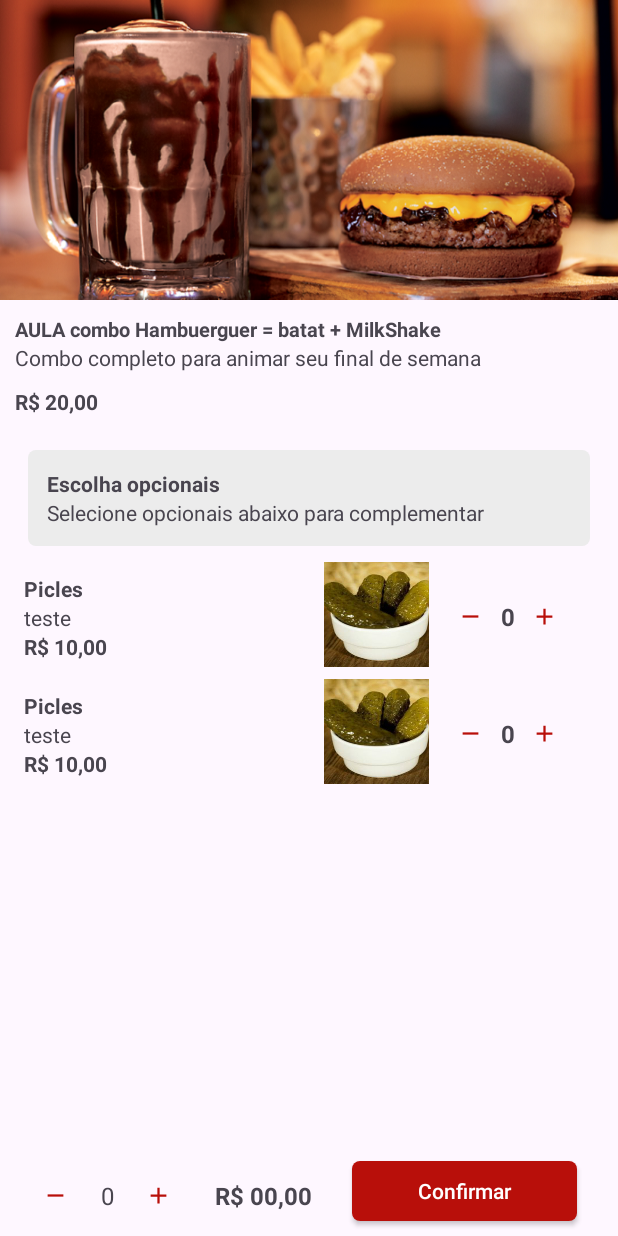
After one commit to AndersonPS94/ProjetoIfoodGithub, an Android app: the layout activity_products_request.xml on its own in the app's theme, with its tools: preview values and no code run, on a phone screen of 412 x 824 dp. The commit adds this screen. Run offline under Robolectric (Android 15) with nearby library versions, the phone set to English and light mode, and no system bars.

Commit message:
feat: criação do layout da tela4 pedido

```diff
--- a/app/src/main/AndroidManifest.xml
+++ b/app/src/main/AndroidManifest.xml
@@ -13,6 +13,9 @@
         android:theme="@style/Theme.ProjetoIfoodGithub"
         tools:targetApi="31">
         <activity
+            android:name=".ProductsRequest"
+            android:exported="false" />
+        <activity
             android:name=".MainActivity"
             android:exported="true">
             <intent-filter>
--- /dev/null
+++ b/app/src/main/java/com/example/projetoifoodgithub/ProductsRequest.kt
@@ -0,0 +1,14 @@
+package com.example.projetoifoodgithub
+
+import android.os.Bundle
+import androidx.activity.enableEdgeToEdge
+import androidx.appcompat.app.AppCompatActivity
+
+class ProductsRequest : AppCompatActivity() {
+    override fun onCreate(savedInstanceState: Bundle?) {
+        super.onCreate(savedInstanceState)
+        enableEdgeToEdge()
+        setContentView()
+
+        }
+    }
--- /dev/null
+++ b/app/src/main/res/drawable/background_transparent.xml
@@ -0,0 +1,19 @@
+<?xml version="1.0" encoding="utf-8"?>
+<shape xmlns:android="http://schemas.android.com/apk/res/android"
+    android:shape="rectangle">
+
+    <solid android:color="#ececec" />
+    <corners android:radius="5dp" />
+
+    <padding
+        android:left="12dp"
+        android:top="8dp"
+        android:right="12dp"
+        android:bottom="8dp" />
+
+    <stroke
+        android:width="5dp"
+        android:color="#006200EE" />
+
+
+</shape>
--- /dev/null
+++ b/app/src/main/res/drawable/button_shape.xml
@@ -0,0 +1,5 @@
+<?xml version="1.0" encoding="utf-8"?>
+<shape xmlns:android="http://schemas.android.com/apk/res/android">
+    <corners  android:radius="5dp"/>
+    <solid android:color="#B80F0A"></solid>
+</shape>
--- /dev/null
+++ b/app/src/main/res/drawable/ic_add_24.xml
@@ -0,0 +1,7 @@
+<vector xmlns:android="http://schemas.android.com/apk/res/android"
+    android:height="24dp" android:tint="#FF0000" android:viewportHeight="960" android:viewportWidth="960" android:width="24dp">
+
+    <path android:fillColor="#FF0000"
+    android:pathData="M440,520L200,520L200,440L440,440L440,200L520,200L520,440L760,440L760,520L520,520L520,760L440,760L440,520Z"/>
+
+</vector>
--- /dev/null
+++ b/app/src/main/res/drawable/ic_remove_24.xml
@@ -0,0 +1,6 @@
+<vector xmlns:android="http://schemas.android.com/apk/res/android"
+    android:height="24dp" android:tint="#FF0000" android:viewportHeight="24" android:viewportWidth="24" android:width="24dp">
+
+    <path android:fillColor="#FF0000" android:pathData="M19,13H5v-2h14v2z"/>
+
+</vector>
--- /dev/null
+++ b/app/src/main/res/layout/activity_products_request.xml
@@ -0,0 +1,154 @@
+<?xml version="1.0" encoding="utf-8"?>
+<androidx.constraintlayout.widget.ConstraintLayout xmlns:android="http://schemas.android.com/apk/res/android"
+    xmlns:app="http://schemas.android.com/apk/res-auto"
+    xmlns:tools="http://schemas.android.com/tools"
+    android:id="@+id/ProductsRequest"
+    android:layout_width="match_parent"
+    android:layout_height="match_parent"
+    android:orientation="vertical"
+    tools:context=".ProductsRequest">
+
+
+    <ImageView
+        android:id="@+id/banner_product"
+        android:layout_width="0dp"
+        android:layout_height="200dp"
+        android:scaleType="centerCrop"
+        app:layout_constraintStart_toStartOf="parent"
+        app:layout_constraintTop_toTopOf="parent"
+        app:srcCompat="@drawable/banner_product" />
+
+    <TextView
+        android:id="@+id/txtProductTittle"
+        android:layout_width="match_parent"
+        android:layout_height="wrap_content"
+        android:layout_margin="10dp"
+        android:text="@string/titleProduct"
+        android:textSize="13sp"
+        android:textStyle="bold"
+        app:layout_constraintTop_toBottomOf="@+id/banner_product" />
+
+    <TextView
+        android:id="@+id/txtProductDescricao"
+        android:layout_width="match_parent"
+        android:layout_height="wrap_content"
+        android:layout_marginStart="10dp"
+        android:layout_marginEnd="10dp"
+        android:text="@string/descritionProduct"
+        app:layout_constraintTop_toBottomOf="@+id/txtProductTittle" />
+
+    <TextView
+        android:id="@+id/textPrecoBannerProduct"
+        android:layout_width="match_parent"
+        android:layout_height="wrap_content"
+        android:layout_margin="10dp"
+        android:text="R$ 20,00"
+        android:textStyle="bold"
+        app:layout_constraintTop_toBottomOf="@+id/txtProductDescricao" />
+
+    <com.google.android.material.textfield.TextInputLayout
+        android:id="@+id/textInputLayout"
+        android:layout_width="380dp"
+        android:layout_height="wrap_content"
+        android:layout_marginTop="20dp"
+        android:background="@drawable/background_transparent"
+        android:padding="15dp"
+        app:layout_constraintEnd_toEndOf="@+id/textPrecoBannerProduct"
+        app:layout_constraintStart_toStartOf="@+id/textPrecoBannerProduct"
+        app:layout_constraintTop_toBottomOf="@+id/textPrecoBannerProduct">
+
+        <TextView
+            android:id="@+id/textEscolhas"
+            android:layout_width="match_parent"
+            android:layout_height="wrap_content"
+            android:text="Escolha opcionais"
+            android:textStyle="bold" />
+
+        <TextView
+            android:layout_width="match_parent"
+            android:layout_height="wrap_content"
+            android:text="Selecione opcionais abaixo para complementar" />
+
+    </com.google.android.material.textfield.TextInputLayout>
+
+    <androidx.recyclerview.widget.RecyclerView
+        android:id="@+id/recyclerPedidos"
+        android:layout_width="match_parent"
+        android:layout_height="250dp"
+        app:layout_constraintEnd_toEndOf="parent"
+        app:layout_constraintStart_toStartOf="parent"
+        app:layout_constraintTop_toBottomOf="@+id/textInputLayout"
+        tools:itemCount="2"
+        tools:listitem="@layout/item_model_request" />
+
+    <LinearLayout
+        android:id="@+id/linearLayout"
+        android:layout_width="wrap_content"
+        android:layout_height="40dp"
+        android:layout_marginBottom="8dp"
+        app:layout_constraintBottom_toBottomOf="parent"
+        app:layout_constraintEnd_toStartOf="@+id/txtPrecoTotal_in_changeProducts"
+        app:layout_constraintHorizontal_bias="0.5"
+        app:layout_constraintStart_toStartOf="parent">
+
+        <Button
+            android:id="@+id/btn_item_menos1"
+            style="@style/IconOnlyButton"
+            android:layout_width="40dp"
+            android:layout_height="40dp"
+            android:padding="5dp"
+            app:icon="@drawable/ic_remove_24"
+            app:layout_constraintEnd_toEndOf="parent"
+            app:layout_constraintStart_toEndOf="@+id/imageView3"
+            app:layout_constraintTop_toTopOf="@+id/imageView3" />
+
+        <TextView
+            android:layout_width="wrap_content"
+            android:layout_height="wrap_content"
+            android:inputType="number"
+            android:padding="10dp"
+            android:text="0"
+            android:textSize="16sp" />
+
+        <Button
+            android:id="@+id/btn_item_mais2"
+            style="@style/IconOnlyButton"
+            android:layout_width="40dp"
+            android:layout_height="40dp"
+            android:padding="5dp"
+            app:icon="@drawable/ic_add_24"
+            app:layout_constraintEnd_toEndOf="parent"
+            app:layout_constraintStart_toEndOf="@+id/imageView3"
+            app:layout_constraintTop_toTopOf="@+id/imageView3" />
+    </LinearLayout>
+
+    <TextView
+        android:id="@+id/txtPrecoTotal_in_changeProducts"
+        android:layout_width="wrap_content"
+        android:layout_height="wrap_content"
+        android:layout_marginBottom="16dp"
+        android:text="R$ 00,00"
+        android:textSize="16sp"
+        android:textStyle="bold"
+        app:layout_constraintBottom_toBottomOf="parent"
+        app:layout_constraintEnd_toStartOf="@+id/btnConfirmar"
+        app:layout_constraintHorizontal_bias="0.5"
+        app:layout_constraintStart_toEndOf="@+id/linearLayout" />
+
+
+    <androidx.appcompat.widget.AppCompatButton
+        android:id="@+id/btnConfirmar"
+        android:layout_width="150dp"
+        android:layout_height="40dp"
+        android:layout_margin="10dp"
+        android:background="@drawable/button_shape"
+        android:text="Confirmar"
+        android:textAllCaps="false"
+        android:textColor="@color/white"
+        app:layout_constraintBottom_toBottomOf="parent"
+        app:layout_constraintEnd_toEndOf="parent"
+        app:layout_constraintHorizontal_bias="0.5"
+        app:layout_constraintStart_toEndOf="@+id/txtPrecoTotal_in_changeProducts" />
+
+
+</androidx.constraintlayout.widget.ConstraintLayout>
--- /dev/null
+++ b/app/src/main/res/layout/item_model_request.xml
@@ -0,0 +1,100 @@
+<?xml version="1.0" encoding="utf-8"?>
+<androidx.constraintlayout.widget.ConstraintLayout xmlns:android="http://schemas.android.com/apk/res/android"
+    xmlns:app="http://schemas.android.com/apk/res-auto"
+    xmlns:tools="http://schemas.android.com/tools"
+    android:layout_width="match_parent"
+    android:layout_height="wrap_content">
+
+    <LinearLayout
+        android:id="@+id/linearDescription"
+        android:layout_width="match_parent"
+        android:layout_height="wrap_content"
+        android:orientation="horizontal"
+        app:layout_constraintEnd_toEndOf="parent"
+        app:layout_constraintStart_toStartOf="parent"
+        app:layout_constraintTop_toTopOf="parent">
+
+        <LinearLayout
+            android:layout_width="200dp"
+            android:layout_height="wrap_content"
+            android:layout_marginStart="16dp"
+            android:layout_marginTop="16dp"
+            android:orientation="vertical"
+            app:layout_constraintStart_toStartOf="parent"
+            app:layout_constraintTop_toTopOf="parent">
+
+            <TextView
+                android:id="@+id/textView"
+                android:layout_width="wrap_content"
+                android:layout_height="wrap_content"
+                android:text="Picles"
+                android:textStyle="bold" />
+
+            <TextView
+                android:id="@+id/textView2"
+                android:layout_width="wrap_content"
+                android:layout_height="wrap_content"
+                android:text="teste" />
+
+            <TextView
+                android:id="@+id/textView3"
+                android:layout_width="wrap_content"
+                android:layout_height="wrap_content"
+                android:text="R$ 10,00"
+                android:textStyle="bold" />
+        </LinearLayout>
+
+        <ImageView
+            android:id="@+id/imageView2"
+            android:layout_width="70dp"
+            android:layout_height="70dp"
+            android:layout_marginTop="8dp"
+            android:scaleType="centerCrop"
+            app:layout_constraintTop_toTopOf="parent"
+            app:srcCompat="@drawable/picles" />
+
+        <LinearLayout
+            android:id="@+id/linearLayout2"
+            android:layout_width="wrap_content"
+            android:layout_height="40dp"
+            android:layout_marginStart="8dp"
+            android:layout_marginTop="24dp"
+            android:orientation="horizontal"
+            app:layout_constraintEnd_toEndOf="parent"
+            app:layout_constraintHorizontal_bias="0.5"
+            app:layout_constraintStart_toEndOf="@+id/imageView2"
+            app:layout_constraintTop_toTopOf="@+id/imageView2">
+
+            <Button
+                android:id="@+id/btn_item_menos"
+                style="@style/IconOnlyButton"
+                android:layout_width="40dp"
+                android:layout_height="40dp"
+                android:padding="5dp"
+                app:icon="@drawable/ic_remove_24"
+                app:layout_constraintEnd_toEndOf="parent"
+                app:layout_constraintStart_toEndOf="@+id/imageView2"
+                app:layout_constraintTop_toTopOf="@+id/imageView2" />
+
+            <TextView
+                android:layout_width="wrap_content"
+                android:layout_height="wrap_content"
+                android:inputType="number"
+                android:text="0"
+                android:textSize="16sp"
+                android:textStyle="bold" />
+
+            <Button
+                android:id="@+id/btn_item_mais"
+                style="@style/IconOnlyButton"
+                android:layout_width="40dp"
+                android:layout_height="40dp"
+                android:padding="5dp"
+                app:icon="@drawable/ic_add_24"
+                app:layout_constraintEnd_toEndOf="parent"
+                app:layout_constraintStart_toEndOf="@+id/imageView2"
+                app:layout_constraintTop_toTopOf="@+id/imageView2" />
+        </LinearLayout>
+    </LinearLayout>
+
+</androidx.constraintlayout.widget.ConstraintLayout>
--- a/app/src/main/res/values/colors.xml
+++ b/app/src/main/res/values/colors.xml
@@ -2,4 +2,21 @@
 <resources>
     <color name="black">#FF000000</color>
     <color name="white">#FFFFFFFF</color>
+
+
+
+
+
+
+
+
+
+
+
+
+
+
+
+    <color name="gray">#ececec</color>
+    <color name="red">#B80F0A</color>
 </resources>
--- a/app/src/main/res/values/strings.xml
+++ b/app/src/main/res/values/strings.xml
@@ -1,3 +1,16 @@
 <resources>
     <string name="app_name">projetoIfoodGithub</string>
+
+
+
+
+
+
+
+
+
+
+
+    <string name="titleProduct">AULA combo Hambuerguer = batat + MilkShake</string>
+    <string name="descritionProduct">Combo completo para animar seu final de semana</string>
 </resources>
--- a/app/src/main/res/values/themes.xml
+++ b/app/src/main/res/values/themes.xml
@@ -6,4 +6,32 @@
     </style>
 
     <style name="Theme.ProjetoIfoodGithub" parent="Base.Theme.ProjetoIfoodGithub" />
+
+
+
+
+
+
+
+
+
+
+
+
+
+
+
+
+
+
+
+
+
+    <style name="IconOnlyButton" parent="Widget.MaterialComponents.Button.OutlinedButton">
+        <item name="iconPadding">0dp</item>
+        <item name="iconGravity">textStart</item>
+        <item name="strokeColor">@android:color/transparent</item>
+        <item name="iconTint">@color/red</item>
+    </style>
+
 </resources>
```
Also changed, not shown: app/src/main/res/drawable/banner_product.png (added), app/src/main/res/drawable/cheese.png (added), app/src/main/res/drawable/picles.png (added).
